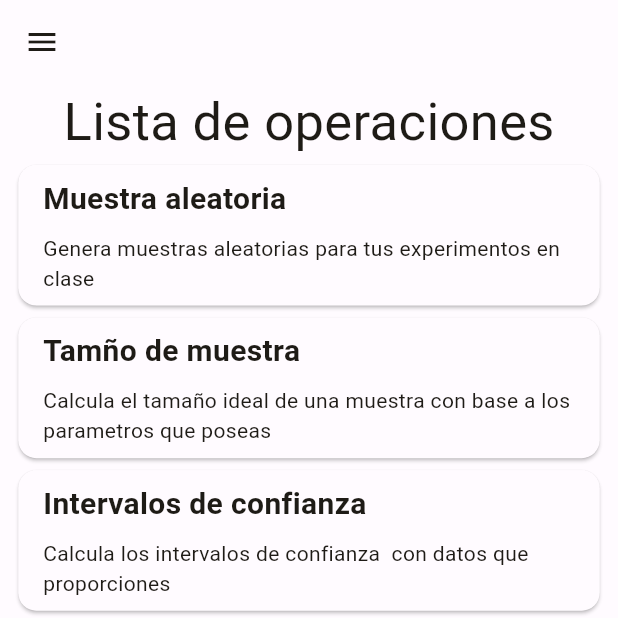
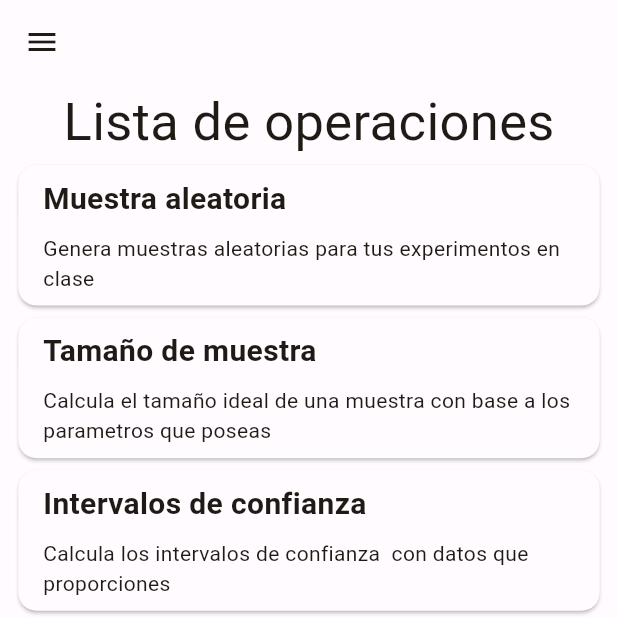
Before and after one commit to DataBase18/Estadistica-II-PF, a Flutter app: the screen it shows after launch, on a phone screen of 412 x 824 dp, the top half of it. Run offline on Flutter 3.47's test engine with Material 3 defaults, Android fonts, the light colour scheme and no system bars; our stand-ins replace fl_chart, flutter_svg, lottie; missing offline and left inert: awesome_icons, dart:ffi.

Commit message:
Revision de tablet adaptation

```diff
--- a/lib/screens/statistics/home/data/StatisticsConstants.dart
+++ b/lib/screens/statistics/home/data/StatisticsConstants.dart
@@ -7,7 +7,7 @@ class StatisticsConstants {
   static String aleatorySamplePath = "";
   static String aleatorySampleLottiePath = "";
 
-  static String sizeSampleCalcTitle = "Tamño de muestra";
+  static String sizeSampleCalcTitle = "Tamaño de muestra";
   static String sizeSampleCalcDescription ="Calcula el tamaño ideal de una muestra con base a los parametros que poseas";
   static String sizeSampleCalcPath = "";
   static String sizeSampleCalcLottiePath ="";
--- a/lib/screens/statistics/sizeSampleCalc/ui/SizeSampleCalcScreen.dart
+++ b/lib/screens/statistics/sizeSampleCalc/ui/SizeSampleCalcScreen.dart
@@ -55,6 +55,7 @@ class _SizeSampleCalcScreenState extends State<SizeSampleCalcScreen> implements
       child: Scaffold(
         body: Padding(
           padding: EdgeInsets.symmetric(horizontal: width*0.05, vertical: height*0.01),
+          child: SingleChildScrollView(
             child: Column(
               crossAxisAlignment: CrossAxisAlignment.start,
               children: [
@@ -146,6 +147,7 @@ class _SizeSampleCalcScreenState extends State<SizeSampleCalcScreen> implements
             ),
           ),
         ),
+      ),
     );
   }
 
--- a/lib/widgets/menuItemCard/MenuItemCard.dart
+++ b/lib/widgets/menuItemCard/MenuItemCard.dart
@@ -1,6 +1,7 @@
 
 import 'package:fisicapf/models/models.dart';
 import 'package:flutter/material.dart';
+import 'package:flutter_svg/svg.dart';
 import 'package:lottie/lottie.dart';
 
 class MenuItemCard extends StatelessWidget {
@@ -28,7 +29,8 @@ class MenuItemCard extends StatelessWidget {
                   item.imageLottiePath!,
                   width: 75,
                 ),
-              ):Container(),
+              ):item.imageSvgPath != null?
+              SvgPicture.asset(item.imageSvgPath!):Container(),
               Expanded(
                 child: Column(
                   crossAxisAlignment: CrossAxisAlignment.start,
```
Lines whose indentation alone changed are shown as unchanged.
